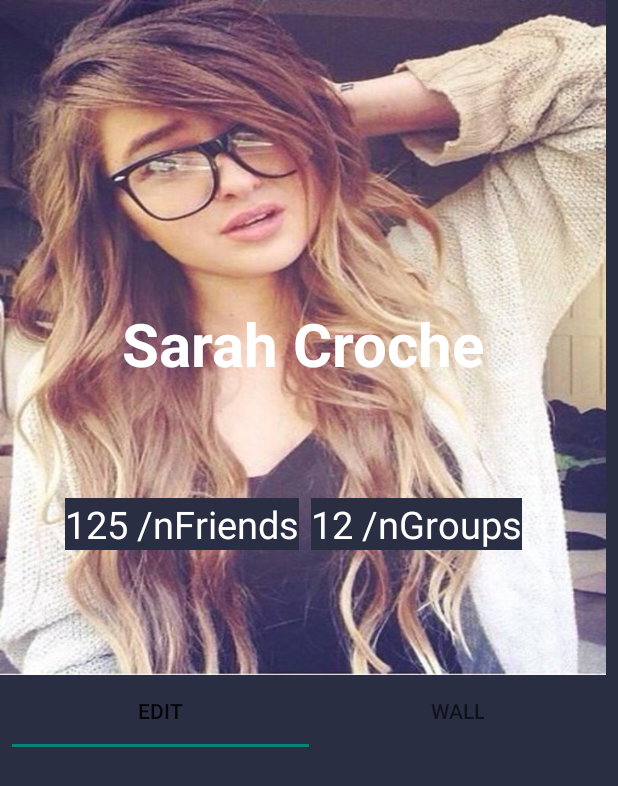
After one commit to BartholomeLeBruno/behere, an Android app: the layout activity_default_profile.xml on its own in the app's theme, with its tools: preview values and no code run, on a phone screen of 412 x 824 dp. The commit adds this screen. Shown: the top 786 px of the screen. Run offline under Robolectric (Android 15) with nearby library versions, the phone set to English and light mode, and no system bars.

```diff
--- a/app/build.gradle
+++ b/app/build.gradle
@@ -41,6 +41,8 @@ dependencies {
     implementation 'com.android.support:appcompat-v7:28.0.0'
     implementation 'com.android.support:customtabs:28.0.0'
     implementation 'com.android.support:design:28.0.0'
+    implementation 'android.arch.lifecycle:extensions:1.1.1'
+    implementation 'com.android.support:recyclerview-v7:28.0.0'
     testImplementation 'junit:junit:4.12'
     androidTestImplementation 'com.android.support.test:runner:1.0.2'
     androidTestImplementation 'com.android.support.test.espresso:espresso-core:3.0.2'
@@ -56,8 +58,4 @@ dependencies {
     implementation 'com.android.volley:volley:1.1.1'
 
 
-
-
-
-
 }
--- a/app/src/main/java/com/example/behere/LoginActivity.java
+++ b/app/src/main/java/com/example/behere/LoginActivity.java
@@ -56,8 +56,8 @@ public class LoginActivity extends Activity implements LoaderCallbacks<Cursor> {
     private static final int REQUEST_READ_CONTACTS = 0;
     private static final String PREFS = "PREFS";
     private static final String PREFS_ID = "USER_ID";
+    private static final String PREFS_ACCESS_TOKEN = "ACCESS_TOKEN";
     private SharedPreferences sharedPreferences;
-    private String TAG = "LoginActivity";
     private VolleyCallback mResultCallback = null;
     private ApiUsage mVolleyService;
 
@@ -325,6 +325,7 @@ public class LoginActivity extends Activity implements LoaderCallbacks<Cursor> {
                         Object obj = parser.parse(response.get("user").toString());
                         JSONObject objres = (JSONObject) new JSONTokener(response.get("user").toString()).nextValue();
                         sharedPreferences.edit().putLong(PREFS_ID, Long.parseLong(objres.get("id").toString())).apply();
+                        sharedPreferences.edit().putString(PREFS_ACCESS_TOKEN, objres.get("token").toString()).apply();
                         startActivity(mapActivity);
                     } else
                         Toast.makeText(getApplicationContext(), response.get("message").toString(), Toast.LENGTH_SHORT).show();
--- /dev/null
+++ b/app/src/main/res/layout/activity_default_profile.xml
@@ -0,0 +1,96 @@
+<?xml version="1.0" encoding="utf-8"?>
+<android.support.v4.widget.NestedScrollView xmlns:android="http://schemas.android.com/apk/res/android"
+    xmlns:app="http://schemas.android.com/apk/res-auto"
+    xmlns:tools="http://schemas.android.com/tools"
+    android:layout_width="match_parent"
+    android:layout_height="match_parent"
+    android:fillViewport="true"
+    android:background="#2A2E43"
+    tools:context=".MarketProfilActivity">
+
+   <android.support.constraint.ConstraintLayout
+       android:layout_width="match_parent"
+       android:layout_height="match_parent">
+
+       <LinearLayout
+           android:id="@+id/linearLayout"
+           android:layout_width="0dp"
+           android:layout_height="450dp"
+           android:layout_marginEnd="8dp"
+           android:background="@drawable/stylish"
+           android:orientation="vertical"
+           app:layout_constraintEnd_toEndOf="parent"
+           app:layout_constraintHorizontal_bias="1.0"
+           app:layout_constraintStart_toStartOf="parent"
+           app:layout_constraintTop_toTopOf="parent" />
+
+       <TextView
+           android:id="@+id/tvNamePerson"
+           android:layout_width="wrap_content"
+           android:layout_height="wrap_content"
+           android:layout_marginStart="8dp"
+           android:layout_marginTop="8dp"
+           android:layout_marginEnd="8dp"
+           android:text="Sarah Croche"
+           android:textAlignment="center"
+           android:textColor="#FFFFFF"
+           android:textSize="40sp"
+           android:textStyle="bold"
+           app:layout_constraintBottom_toBottomOf="@+id/linearLayout"
+           app:layout_constraintEnd_toEndOf="@id/linearLayout"
+           app:layout_constraintStart_toStartOf="@+id/linearLayout"
+           app:layout_constraintTop_toTopOf="@+id/linearLayout" />
+
+       <TextView
+           android:id="@+id/tvFriends"
+           android:layout_width="wrap_content"
+           android:layout_height="wrap_content"
+           android:layout_marginEnd="8dp"
+           android:layout_marginBottom="8dp"
+           android:background="#2A2E43"
+           android:text="125 /nFriends"
+           android:textColor="#FFFFFF"
+           android:textSize="25sp"
+           app:layout_constraintBottom_toBottomOf="@+id/linearLayout"
+           app:layout_constraintEnd_toStartOf="@+id/tvGroups"
+           app:layout_constraintTop_toBottomOf="@+id/tvNamePerson" />
+
+       <TextView
+           android:id="@+id/tvGroups"
+           android:layout_width="wrap_content"
+           android:layout_height="wrap_content"
+           android:layout_marginEnd="64dp"
+           android:layout_marginBottom="8dp"
+           android:background="#2A2E43"
+           android:text="12 /nGroups"
+           android:textColor="#FFFFFF"
+           android:textSize="25sp"
+           app:layout_constraintBottom_toBottomOf="@+id/linearLayout"
+           app:layout_constraintEnd_toEndOf="parent"
+           app:layout_constraintTop_toBottomOf="@+id/tvNamePerson" />
+
+       <android.support.design.widget.TabLayout
+           android:layout_width="match_parent"
+           android:layout_height="wrap_content"
+           app:layout_constraintTop_toBottomOf="@+id/linearLayout"
+           android:layout_marginEnd="8dp"
+           android:layout_marginStart="8dp"
+           >
+
+           <android.support.design.widget.TabItem
+               android:id="@+id/tabEdit"
+               android:layout_width="wrap_content"
+               android:layout_height="wrap_content"
+               android:text="EDIT" />
+
+           <android.support.design.widget.TabItem
+               android:id="@+id/tabWall"
+               android:layout_width="wrap_content"
+               android:layout_height="wrap_content"
+               android:text="WALL" />
+       </android.support.design.widget.TabLayout>
+
+
+   </android.support.constraint.ConstraintLayout>
+
+</android.support.v4.widget.NestedScrollView>
--- a/app/src/main/res/layout/activity_market_profile.xml
+++ b/app/src/main/res/layout/activity_market_profile.xml
@@ -31,6 +31,7 @@
             android:layout_marginTop="8dp"
             android:layout_marginEnd="16dp"
             android:background="#3ACCE1"
+            android:onClick="onButtonShowPopupWindowClick"
             android:text="Comment"
             android:textColor="#FFFFFF"
             app:layout_constraintBottom_toBottomOf="@+id/linearLayout"
--- a/app/src/main/res/values/dimens.xml
+++ b/app/src/main/res/values/dimens.xml
@@ -2,4 +2,8 @@
     <!-- Default screen margins, per the Android Design guidelines. -->
     <dimen name="activity_horizontal_margin">16dp</dimen>
     <dimen name="activity_vertical_margin">16dp</dimen>
+    <dimen name="appbar_padding">16dp</dimen>
+    <dimen name="fab_margin">16dp</dimen>
+    <dimen name="appbar_padding_top">8dp</dimen>
+    <dimen name="text_margin">16dp</dimen>
 </resources>
--- a/app/src/main/res/values/styles.xml
+++ b/app/src/main/res/values/styles.xml
@@ -2,11 +2,13 @@
 
     <!-- Base application theme. -->
     <style name="AppTheme" parent="Theme.AppCompat.Light.DarkActionBar">
+
         <!-- Customize your theme here. -->
         <item name="colorPrimary">@color/colorPrimary</item>
         <item name="colorPrimaryDark">@color/colorPrimaryDark</item>
         <item name="colorAccent">@color/colorAccent</item>
     </style>
+
     <style name="CustomDatePickerDialogTheme" parent="android:Theme.Material.Light.Dialog">
         <item name="android:datePickerStyle">@style/MyDatePickerStyle</item>
     </style>
@@ -21,5 +23,15 @@
         <item name="android:typeface">sans</item>
     </style>
 
+    <style name="AppTheme.NoActionBar" parent="Theme.AppCompat.Light.DarkActionBar">
+        <item name="windowActionBar">false</item>
+        <item name="windowNoTitle">true</item>
+        <item name="android:windowFullscreen">true</item>
+    </style>
+
+    <style name="AppTheme.AppBarOverlay" parent="ThemeOverlay.AppCompat.Dark.ActionBar" />
+
+    <style name="AppTheme.PopupOverlay" parent="ThemeOverlay.AppCompat.Light" />
+
 
 </resources>
```
Also changed, not shown: app/src/main/AndroidManifest.xml (+11 -12 lines), app/src/main/java/com/example/behere/MapActivity.java (+0 -43 lines), app/src/main/java/com/example/behere/MarketProfilActivity.java (+47 -7 lines), app/src/main/java/com/example/behere/MypublicationRecyclerViewAdapter.java (added, +77 -0 lines), app/src/main/java/com/example/behere/dummy/DummyContent.java (added, +72 -0 lines), app/src/main/java/com/example/behere/publicationFragment.java (added, +109 -0 lines), app/src/main/java/com/example/behere/utils/ApiUsage.java (+22 -0 lines), app/src/main/res/layout/activity_comment.xml (added, +29 -0 lines), app/src/main/res/layout/fragment_edit.xml (added, +64 -0 lines), app/src/main/res/layout/fragment_publication.xml (added, +20 -0 lines), app/src/main/res/layout/fragment_publication_list.xml (added, +13 -0 lines), app/src/main/res/values/strings.xml (+8 -0 lines), app/src/main/res/drawable/stylish.jpg (added).
